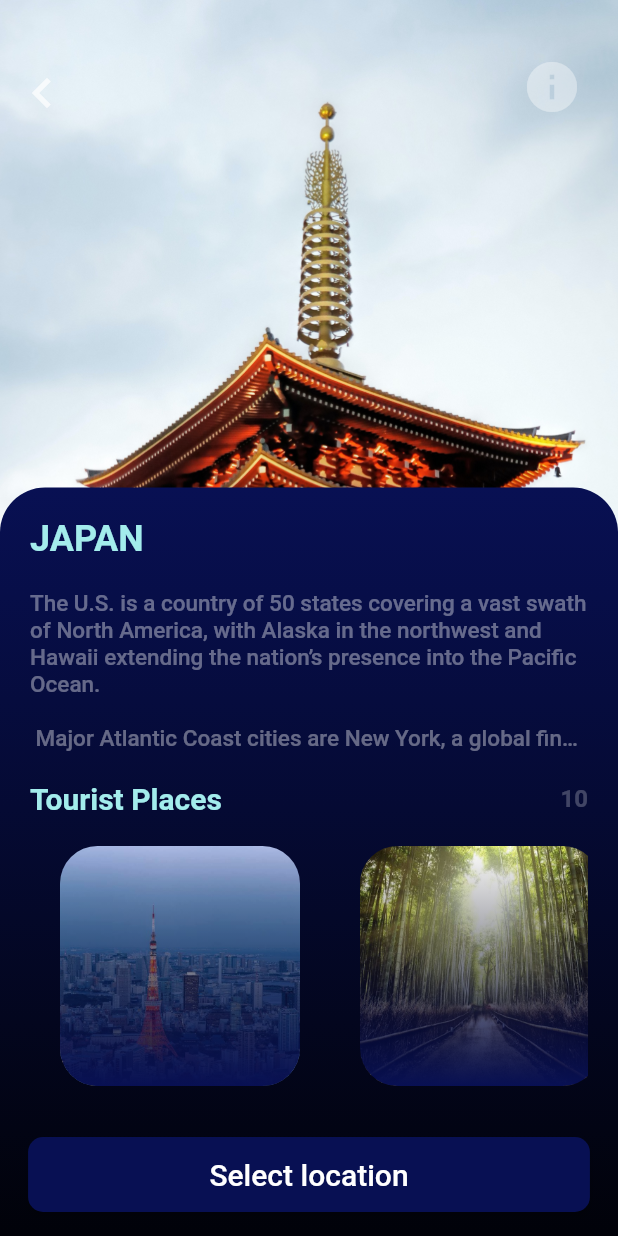
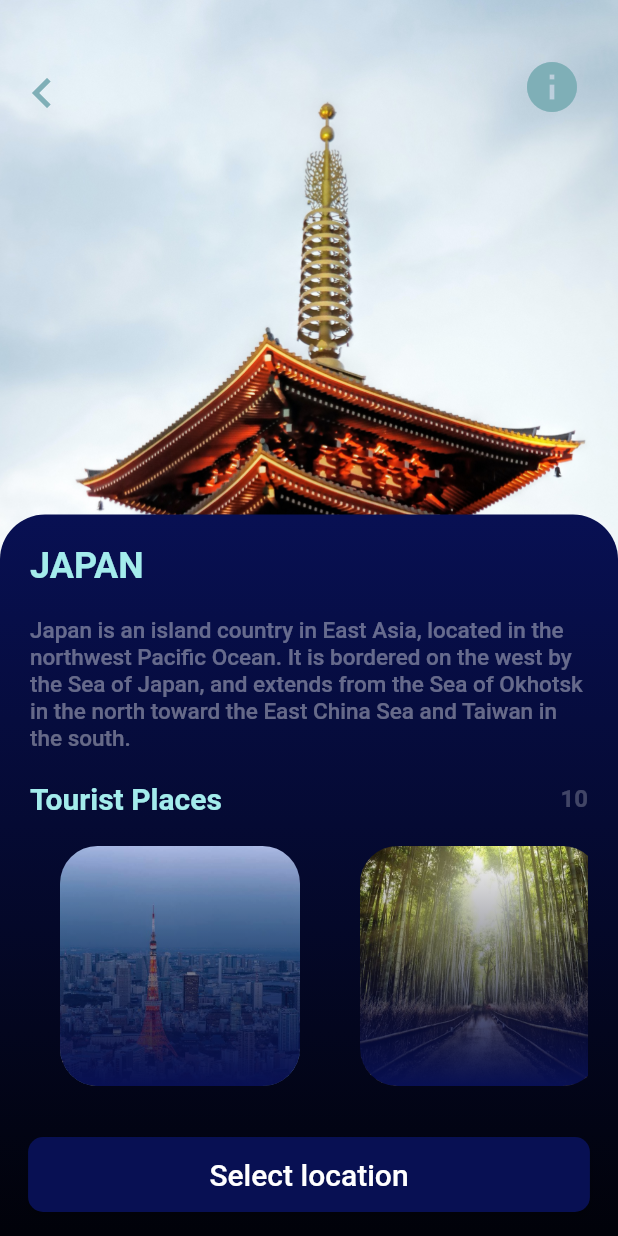
Before and after one commit to Punithraaj/Flutter-Travel-App-UI, a Flutter app: the screen it shows after launch, after a tap on "JAPAN", on a phone screen of 412 x 824 dp. Run offline on Flutter 3.47's test engine with Material 2 defaults, Android fonts, the phone set to English and light mode, and no system bars.

Commit message:
Destination image update

```diff
--- a/lib/details/DestinationDetail.dart
+++ b/lib/details/DestinationDetail.dart
@@ -80,7 +80,7 @@ class DestinationPage extends StatelessWidget {
                           onPressed: () => {Navigator.pop(context)},
                           icon: Icon(
                             Icons.chevron_left,
-                            color: Colors.white70,
+                            color: Color(0xFF7fafb7),
                             size: 40,
                           ),
                         ),
@@ -89,7 +89,7 @@ class DestinationPage extends StatelessWidget {
                           shape: CircleBorder(),
                           child: Icon(
                             Icons.info,
-                            color: Colors.white38,
+                            color: Color(0xFF7fafb7),
                             size: 40,
                           ),
                           padding: EdgeInsets.all(8),
--- a/lib/models/HotDestinaltion.dart
+++ b/lib/models/HotDestinaltion.dart
@@ -28,7 +28,7 @@ List<HotDestinations> hotDestinations = [
   ),
   HotDestinations(
     image: "assets/images/japan-home.jpg",
-    description: "The U.S. is a country of 50 states covering a vast swath of North America, with Alaska in the northwest and Hawaii extending the nation’s presence into the Pacific Ocean. \n\n Major Atlantic Coast cities are New York, a global finance and culture center, and capital Washington, DC. Midwestern metropolis Chicago is known for influential architecture and on the west coast, Los Angeles' Hollywood is famed for filmmaking",
+    description: "Japan is an island country in East Asia, located in the northwest Pacific Ocean. It is bordered on the west by the Sea of Japan, and extends from the Sea of Okhotsk in the north toward the East China Sea and Taiwan in the south.",
     placeName: "JAPAN",
     placeCount: "10",
     destinationImages: [
@@ -40,7 +40,7 @@ List<HotDestinations> hotDestinations = [
   ),
   HotDestinations(
     image: "assets/images/paris-1.jpg",
-    description: "The U.S. is a country of 50 states covering a vast swath of North America, with Alaska in the northwest and Hawaii extending the nation’s presence into the Pacific Ocean. \n\n Major Atlantic Coast cities are New York, a global finance and culture center, and capital Washington, DC. Midwestern metropolis Chicago is known for influential architecture and on the west coast, Los Angeles' Hollywood is famed for filmmaking",
+    description: "Paris, France's capital, is a major European city and a global center for art, fashion, gastronomy and culture",
     placeName: "PARIS",
     placeCount: "20",
     destinationImages: [
@@ -52,7 +52,7 @@ List<HotDestinations> hotDestinations = [
   ),
   HotDestinations(
     image: "assets/images/indonesia-1.jpg",
-    description: "The U.S. is a country of 50 states covering a vast swath of North America, with Alaska in the northwest and Hawaii extending the nation’s presence into the Pacific Ocean. \n\n Major Atlantic Coast cities are New York, a global finance and culture center, and capital Washington, DC. Midwestern metropolis Chicago is known for influential architecture and on the west coast, Los Angeles' Hollywood is famed for filmmaking",
+    description: "Indonesia, officially the Republic of Indonesia, is a country in Southeast Asia and Oceania between the Indian and Pacific oceans. It consists of over seventeen thousand islands, including Sumatra, Java, Sulawesi, and parts of Borneo and New Guinea",
     placeName: "INDONESIA",
     placeCount: "66",
     destinationImages: [
```
Also changed, not shown: assets/images/indonesia-1.jpg, assets/images/paris-1.jpg.
